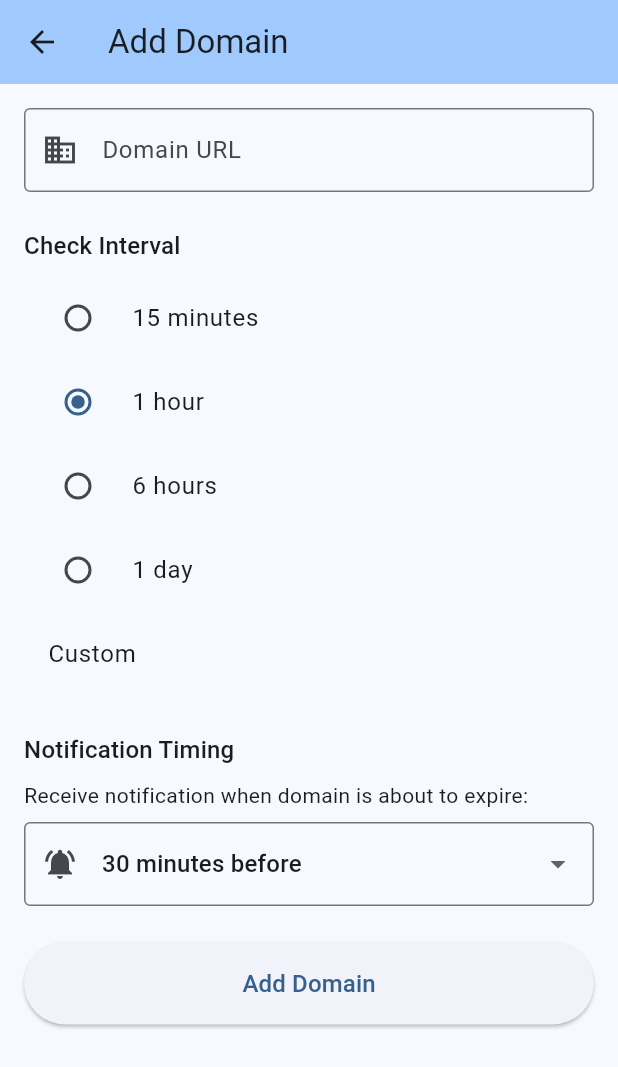
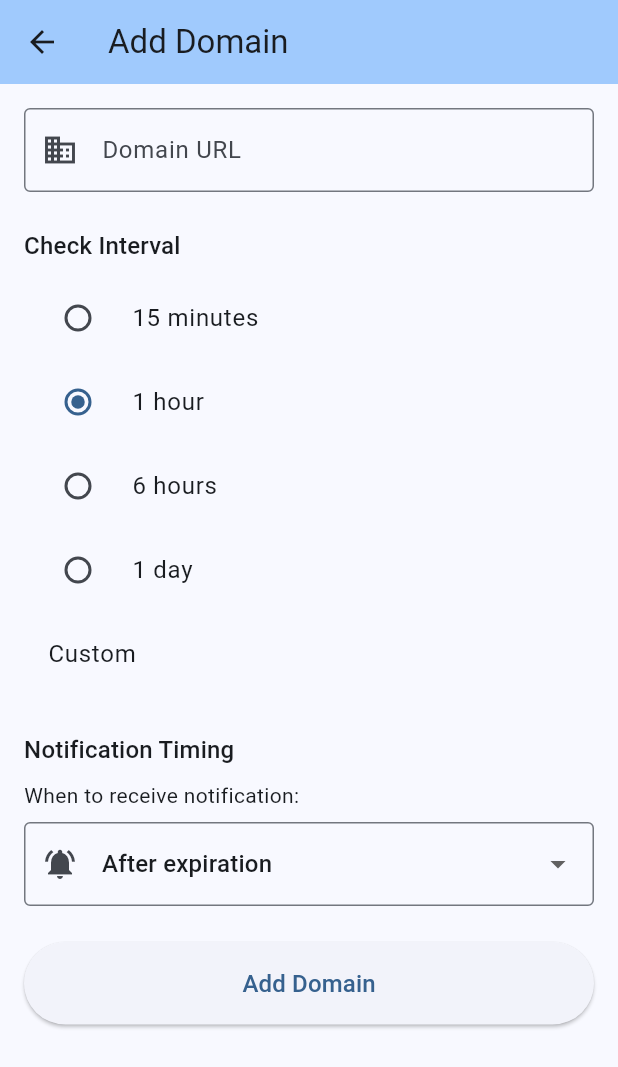
Before and after one commit to md-riaz/Flutter-DomainPulse, a Flutter app: the DomainFormScreen screen opened directly, on a phone screen of 412 x 824 dp. Shown: the top 1067 px of the screen. Run offline on Flutter 3.47's test engine with Material 3 defaults, Android fonts, the phone set to English and light mode, and no system bars; our stand-ins replace flutter_local_notifications, permission_handler; missing offline and left inert: android_alarm_manager_plus.

Commit message:
Add 'After expiration' as first notification option with Duration.zero
Co-authored-by: md-riaz <33659227+md-riaz@users.noreply.github.com>

```diff
--- a/lib/screens/domain_form_screen.dart
+++ b/lib/screens/domain_form_screen.dart
@@ -18,7 +18,7 @@ class _DomainFormScreenState extends State<DomainFormScreen> {
   final _formKey = GlobalKey<FormState>();
   late TextEditingController _urlController;
   Duration _selectedInterval = const Duration(hours: 1);
-  Duration _notifyBeforeExpiry = const Duration(minutes: 30);
+  Duration _notifyBeforeExpiry = Duration.zero; // Default to after expiration
   bool _isSaving = false;
 
   final List<Duration> _intervalOptions = [
@@ -29,6 +29,7 @@ class _DomainFormScreenState extends State<DomainFormScreen> {
   ];
 
   final List<Duration> _notificationOptions = [
+    Duration.zero, // After expiration
     const Duration(minutes: 30),
     const Duration(hours: 1),
     const Duration(hours: 6),
@@ -65,7 +66,9 @@ class _DomainFormScreenState extends State<DomainFormScreen> {
   }
 
   String _formatNotificationDuration(Duration duration) {
-    if (duration.inMinutes < 60) {
+    if (duration == Duration.zero) {
+      return 'After expiration';
+    } else if (duration.inMinutes < 60) {
       return '${duration.inMinutes} minutes before';
     } else if (duration.inHours < 24) {
       return '${duration.inHours} hour${duration.inHours > 1 ? 's' : ''} before';
@@ -238,7 +241,7 @@ class _DomainFormScreenState extends State<DomainFormScreen> {
             ),
             const SizedBox(height: 8),
             const Text(
-              'Receive notification when domain is about to expire:',
+              'When to receive notification:',
               style: TextStyle(fontSize: 14),
             ),
             const SizedBox(height: 8),
```
Also changed, not shown: lib/services/domain_check_service.dart (+18 -3 lines).
